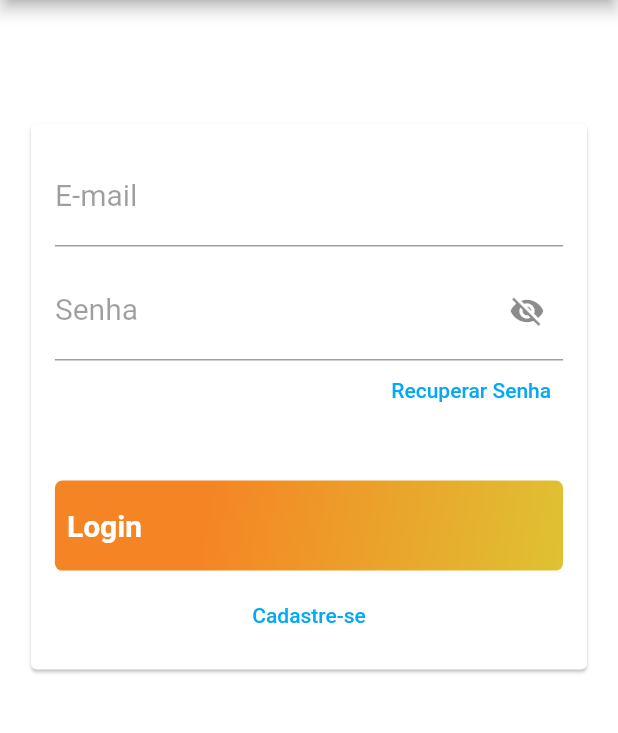
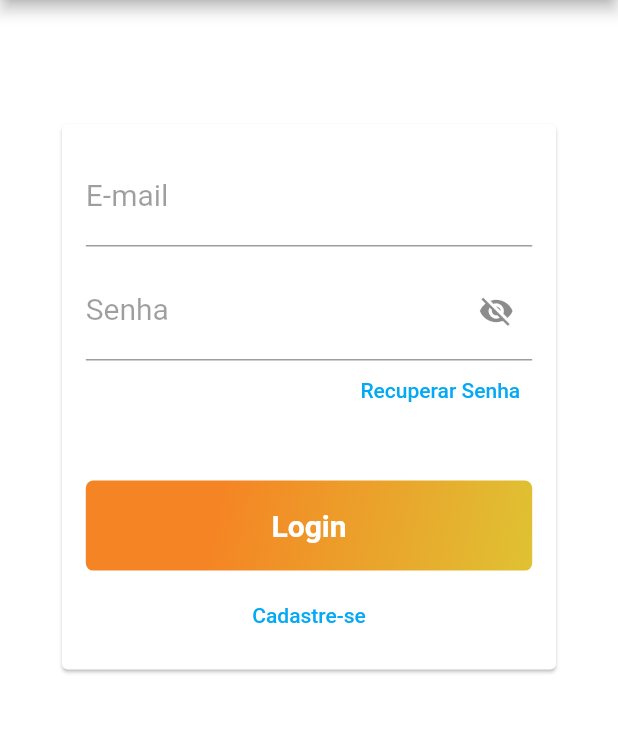
Before and after one commit to halom-studios/feel-at-home-front-end, a Flutter app: the screen it shows after launch, on a phone screen of 412 x 824 dp, the part 84-817 px from its top. Run offline on Flutter 3.47's test engine with Material 2 defaults, Android fonts, the phone set to English and light mode, and no system bars.

Commit message:
refac: ajuste no tamanho do card e centralização

```diff
--- a/lib/pages/login.dart
+++ b/lib/pages/login.dart
@@ -31,7 +31,7 @@ class _LoginPageState extends State<LoginPage> {
           children: <Widget>[
             Card(
               margin: EdgeInsets.symmetric(
-                  horizontal: MediaQuery.of(context).size.width * 0.05,
+                  horizontal: MediaQuery.of(context).size.width * 0.1,
                   vertical: MediaQuery.of(context).size.height * 0.1),
               child: Padding(
                 padding: EdgeInsets.all(16.0),
@@ -106,7 +106,7 @@ class _LoginPageState extends State<LoginPage> {
                     ),
                     Container(
                       height: 60,
-                      alignment: Alignment.centerLeft,
+                      alignment: Alignment.center,
                       decoration: BoxDecoration(
                         gradient: LinearGradient(
                           begin: Alignment.topLeft,
@@ -124,7 +124,7 @@ class _LoginPageState extends State<LoginPage> {
                       child: SizedBox.expand(
                         child: TextButton(
                           child: Row(
-                            mainAxisAlignment: MainAxisAlignment.spaceBetween,
+                            mainAxisAlignment: MainAxisAlignment.center,
                             children: <Widget>[
                               Text(
                                 "Login",
```
